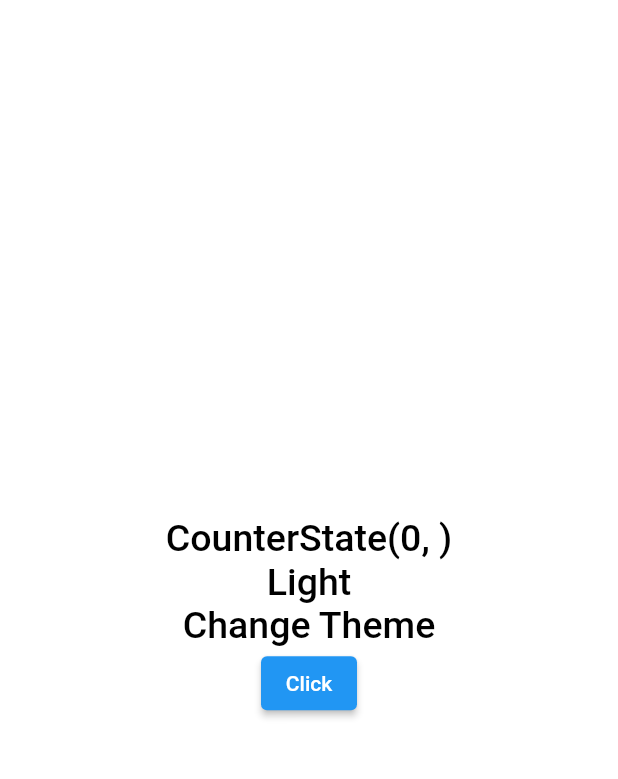
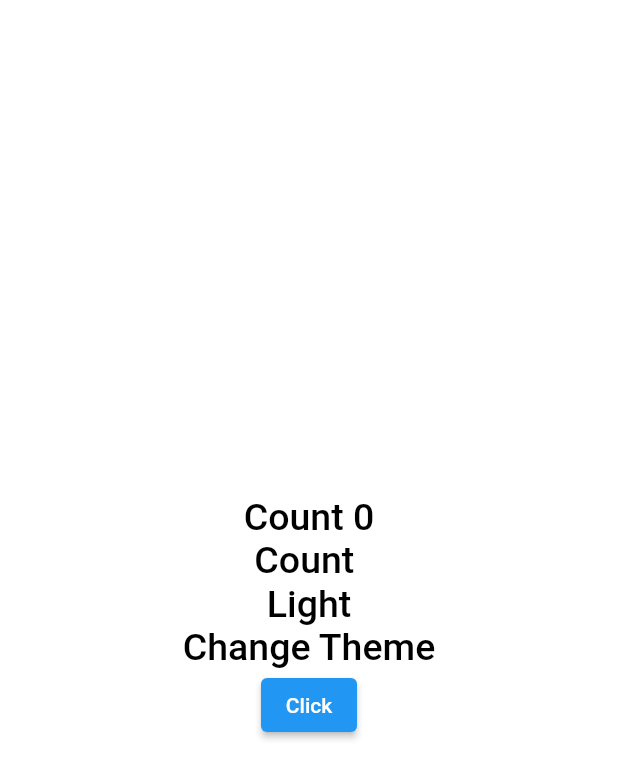
Before and after one commit to MrTuyennn/juncookExample_flutter, a Flutter app: the screen it shows after launch, on a phone screen of 412 x 824 dp. Shown: the top 779 px of the screen. Run offline on Flutter 3.47's test engine with Material 2 defaults, Android fonts, the phone set to English and light mode, and no system bars; our stand-ins replace equatable, flutter_bloc, shared_preferences.

Commit message:
update code

```diff
--- a/lib/view/HomeScreen.dart
+++ b/lib/view/HomeScreen.dart
@@ -22,7 +22,10 @@ class _HomeScreenState extends State<HomeScreen> {
           child: Column(
             mainAxisAlignment: MainAxisAlignment.center,
             children: [
-              Text('$state', style: Theme.of(context).textTheme.bodyLarge),
+              Text('Count ${state.count}',
+                  style: Theme.of(context).textTheme.bodyLarge),
+              Text('Count ${state.text}',
+                  style: Theme.of(context).textTheme.bodyLarge),
               // ignore: unrelated_type_equality_checks
               if (context.read<ThemeCubit>().state.themeMode == ThemeMode.light)
                 Text('Light', style: Theme.of(context).textTheme.bodyLarge)
```
Also changed, not shown: lib/bloc/AuthBloc/authentication_bloc.dart (added), lib/bloc/AuthBloc/authentication_state.dart (added).
